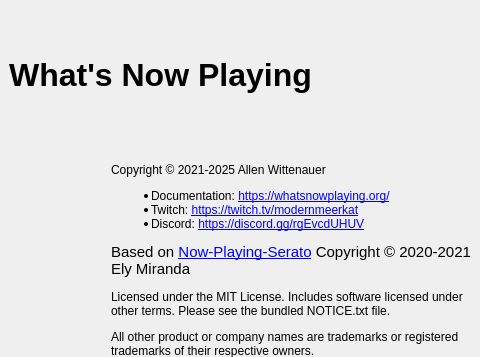
Before: the Qt Designer form nowplaying/resources/about_ui.ui in whatsnowplaying/whats-now-playing, drawn with Qt 5; both pictures show x 160 to 640 and y 0 to 357 of the 640 by 480 pixel window.
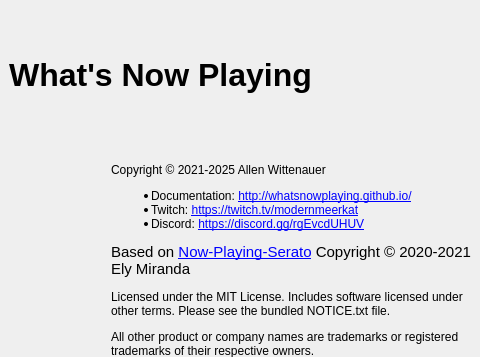
After: the same form once the commit is applied. Icons and pictures are not drawn.

Diff of the .ui file:
```diff
--- a/nowplaying/resources/about_ui.ui
+++ b/nowplaying/resources/about_ui.ui
@@ -46,7 +46,7 @@
     <item>
      <widget class="QLabel" name="doc_label">
       <property name="text">
-       <string>&lt;html&gt;&lt;head/&gt;&lt;body&gt;&lt;p&gt;Copyright © 2021-2025 Allen Wittenauer &lt;/p&gt;&lt;ul style=&quot;margin-top: 0px; margin-bottom: 0px; margin-left: 0px; margin-right: 0px; -qt-list-indent: 1;&quot;&gt;&lt;li style=&quot; margin-top:12px; margin-bottom:0px; margin-left:0px; margin-right:0px; -qt-block-indent:0; text-indent:0px;&quot;&gt;Documentation: &lt;a href=&quot;https://whatsnowplaying.org/&quot;&gt;&lt;span style=&quot; text-decoration: underline; color:#0000ff;&quot;&gt;https://whatsnowplaying.org/&lt;/span&gt;&lt;/a&gt;&lt;/li&gt;&lt;li style=&quot; margin-top:0px; margin-bottom:0px; margin-left:0px; margin-right:0px; -qt-block-indent:0; text-indent:0px;&quot;&gt;Twitch: &lt;a href=&quot;https://twitch.tv/modernmeerkat/&quot;&gt;&lt;span style=&quot; text-decoration: underline; color:#0000ff;&quot;&gt;https://twitch.tv/modernmeerkat&lt;/span&gt;&lt;/a&gt;&lt;/li&gt;&lt;li style=&quot; margin-top:0px; margin-bottom:0px; margin-left:0px; margin-right:0px; -qt-block-indent:0; text-indent:0px;&quot;&gt;Discord: &lt;a href=&quot;https://discord.gg/rgEvcdUHUV&quot;&gt;&lt;span style=&quot; text-decoration: underline; color:#0000ff;&quot;&gt;https://discord.gg/rgEvcdUHUV&lt;/span&gt;&lt;/a&gt;&lt;/li&gt;&lt;/ul&gt;&lt;p&gt;&lt;span style=&quot; font-size:11pt;&quot;&gt;Based on &lt;/span&gt;&lt;a href=&quot;https://github.com/e1miran/Now-Playing-Serato&quot;&gt;&lt;span style=&quot; font-size:11pt; text-decoration: underline; color:#0000ff;&quot;&gt;Now-Playing-Serato&lt;/span&gt;&lt;/a&gt;&lt;span style=&quot; font-size:11pt;&quot;&gt; Copyright © 2020-2021 Ely Miranda &lt;/span&gt;&lt;/p&gt;&lt;p&gt;Licensed under the MIT License. Includes software licensed under other terms. Please see the bundled NOTICE.txt file.&lt;/p&gt;&lt;p&gt;All other product or company names are trademarks or registered trademarks of their respective owners.&lt;/p&gt;&lt;/body&gt;&lt;/html&gt;</string>
+       <string>&lt;html&gt;&lt;head/&gt;&lt;body&gt;&lt;p&gt;Copyright © 2021-2025 Allen Wittenauer &lt;/p&gt;&lt;ul style=&quot;margin-top: 0px; margin-bottom: 0px; margin-left: 0px; margin-right: 0px; -qt-list-indent: 1;&quot;&gt;&lt;li style=&quot; margin-top:12px; margin-bottom:0px; margin-left:0px; margin-right:0px; -qt-block-indent:0; text-indent:0px;&quot;&gt;Documentation: &lt;a href=&quot;http://whatsnowplaying.github.io/&quot;&gt;&lt;span style=&quot; text-decoration: underline; color:#0000ff;&quot;&gt;http://whatsnowplaying.github.io/&lt;/span&gt;&lt;/a&gt;&lt;/li&gt;&lt;li style=&quot; margin-top:0px; margin-bottom:0px; margin-left:0px; margin-right:0px; -qt-block-indent:0; text-indent:0px;&quot;&gt;Twitch: &lt;a href=&quot;https://twitch.tv/modernmeerkat/&quot;&gt;&lt;span style=&quot; text-decoration: underline; color:#0000ff;&quot;&gt;https://twitch.tv/modernmeerkat&lt;/span&gt;&lt;/a&gt;&lt;/li&gt;&lt;li style=&quot; margin-top:0px; margin-bottom:0px; margin-left:0px; margin-right:0px; -qt-block-indent:0; text-indent:0px;&quot;&gt;Discord: &lt;a href=&quot;https://discord.gg/rgEvcdUHUV&quot;&gt;&lt;span style=&quot; text-decoration: underline; color:#0000ff;&quot;&gt;https://discord.gg/rgEvcdUHUV&lt;/span&gt;&lt;/a&gt;&lt;/li&gt;&lt;/ul&gt;&lt;p&gt;&lt;span style=&quot; font-size:11pt;&quot;&gt;Based on &lt;/span&gt;&lt;a href=&quot;https://github.com/e1miran/Now-Playing-Serato&quot;&gt;&lt;span style=&quot; font-size:11pt; text-decoration: underline; color:#0000ff;&quot;&gt;Now-Playing-Serato&lt;/span&gt;&lt;/a&gt;&lt;span style=&quot; font-size:11pt;&quot;&gt; Copyright © 2020-2021 Ely Miranda &lt;/span&gt;&lt;/p&gt;&lt;p&gt;Licensed under the MIT License. Includes software licensed under other terms. Please see the bundled NOTICE.txt file.&lt;/p&gt;&lt;p&gt;All other product or company names are trademarks or registered trademarks of their respective owners.&lt;/p&gt;&lt;/body&gt;&lt;/html&gt;</string>
       </property>
       <property name="textFormat">
        <enum>Qt::RichText</enum>
```
